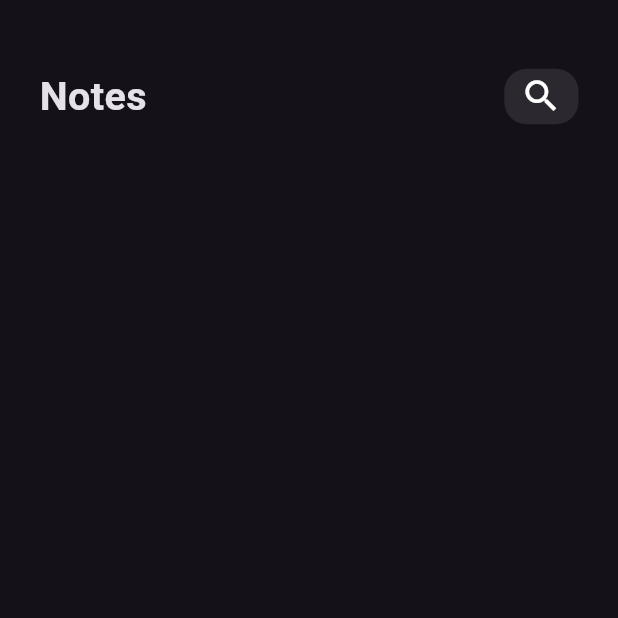
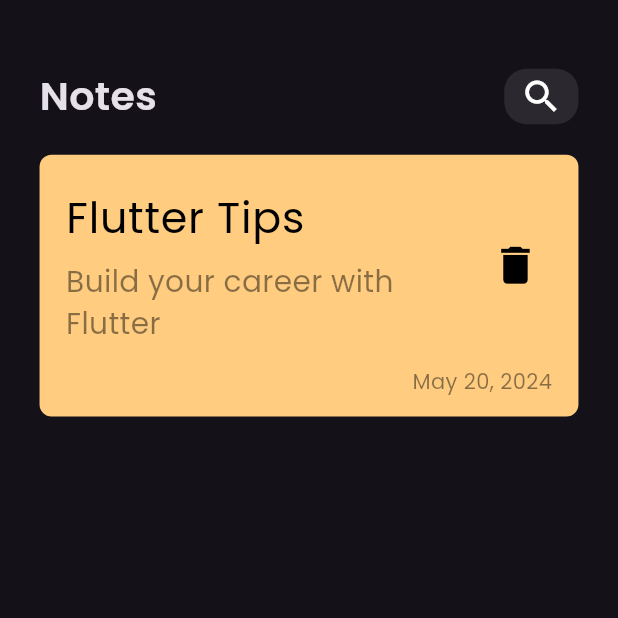
Before and after one commit to mohamedali015/Notes-App, a Flutter app: the screen it shows after launch, on a phone screen of 412 x 824 dp, the top half of it. Run offline on Flutter 3.47's test engine with Material 3 defaults, Android fonts, the phone set to English and light mode, and no system bars; Roboto replaces fonts that are missing (Montserrat).

Commit message:
create custom note item add: font to assets

```diff
--- a/lib/core/helper/my_responsive.dart
+++ b/lib/core/helper/my_responsive.dart
@@ -35,4 +35,8 @@
       bottom: height(context, value: bottom ?? 0),
     );
   }
+
+  static EdgeInsets paddingAll(context, {required double value}) {
+    return EdgeInsets.all(width(context, value: value));
+  }
 }
--- a/lib/core/shared_widgets/custom_icons.dart
+++ b/lib/core/shared_widgets/custom_icons.dart
@@ -20,7 +20,7 @@
         ),
         child: Icon(
           icon,
-          size: 28,
+          size: MyResponsive.width(context, value: 26),
         ),
       ),
     );
--- a/lib/core/utils/app_colors.dart
+++ b/lib/core/utils/app_colors.dart
@@ -2,5 +2,8 @@
 
 abstract class AppColors {
   static const Color primary = Color(0xFFF83758);
+  static const Color yellow = Color(0xFFFFCC80);
+  static const Color black = Color(0xFF000000);
+  static Color subBlack = Colors.black.withAlpha(120);
   static const Color red = Color(0xFFFF0000);
 }
--- a/lib/core/utils/app_constants.dart
+++ b/lib/core/utils/app_constants.dart
@@ -1,3 +1,3 @@
 abstract class AppConstants {
-  static const String fontFamily = 'Montserrat';
+  static const String fontFamily = 'Poppins';
 }
--- /dev/null
+++ b/lib/features/home/view/widgets/custom_note_item.dart
@@ -0,0 +1,58 @@
+import 'package:flutter/material.dart';
+import 'package:notes/core/helper/my_responsive.dart';
+import 'package:notes/core/utils/app_colors.dart';
+
+class NoteItem extends StatelessWidget {
+  const NoteItem({super.key});
+
+  @override
+  Widget build(BuildContext context) {
+    return Container(
+      padding:
+          MyResponsive.paddingSymmetric(context, horizontal: 16, vertical: 16),
+      decoration: BoxDecoration(
+          color: AppColors.yellow, borderRadius: BorderRadius.circular(8)),
+      child: Column(
+        crossAxisAlignment: CrossAxisAlignment.end,
+        children: [
+          ListTile(
+            contentPadding: EdgeInsets.zero,
+            title: Text(
+              "Flutter Tips",
+              style: TextStyle(
+                color: AppColors.black,
+                fontSize: MyResponsive.fontSize(context, value: 26),
+              ),
+            ),
+            subtitle: Padding(
+              padding: MyResponsive.paddingOnly(context, top: 8),
+              child: Text(
+                "Build your career with Flutter",
+                style: TextStyle(
+                  color: AppColors.subBlack,
+                  fontSize: MyResponsive.fontSize(context, value: 18),
+                ),
+              ),
+            ),
+            trailing: IconButton(
+                onPressed: () {},
+                icon: Icon(
+                  Icons.delete,
+                  color: AppColors.black,
+                  size: MyResponsive.width(context, value: 30),
+                )),
+          ),
+          SizedBox(
+            height: MyResponsive.height(context, value: 8),
+          ),
+          Text(
+            "May 20, 2024",
+            style: TextStyle(
+              color: AppColors.subBlack,
+            ),
+          )
+        ],
+      ),
+    );
+  }
+}
--- a/lib/features/home/view/widgets/notes_view_body.dart
+++ b/lib/features/home/view/widgets/notes_view_body.dart
@@ -1,6 +1,9 @@
 import 'package:flutter/material.dart';
 import 'package:notes/core/helper/my_responsive.dart';
 import 'package:notes/core/shared_widgets/custom_app_bar.dart';
+import 'package:notes/core/utils/app_colors.dart';
+
+import 'custom_note_item.dart';
 
 class NotesViewBody extends StatelessWidget {
   const NotesViewBody({super.key});
@@ -14,7 +17,11 @@
           SizedBox(
             height: MyResponsive.height(context, value: 55),
           ),
-          CustomAppBar()
+          CustomAppBar(),
+          SizedBox(
+            height: MyResponsive.height(context, value: 24),
+          ),
+          NoteItem(),
         ],
       ),
     );
```
Also changed, not shown: pubspec.yaml (+6 -6 lines), assets/fonts/Poppins-Regular.ttf (added), assets/fonts/Poppins-SemiBold.ttf (added).
